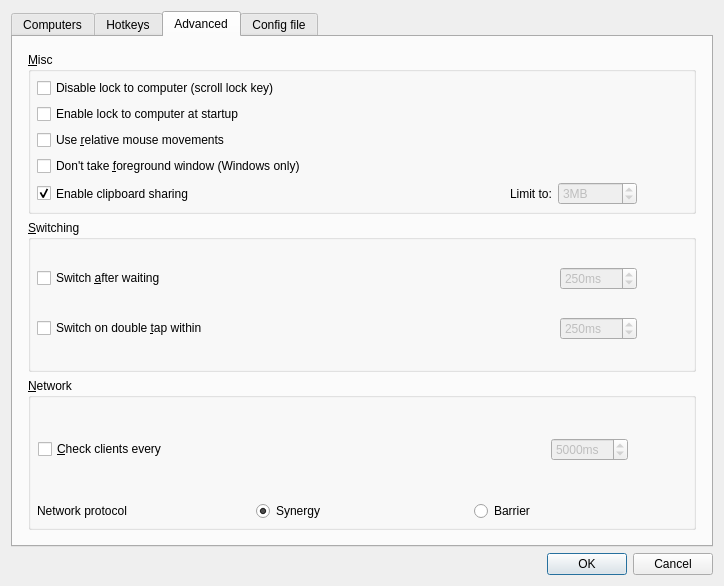
Old version of the form src/lib/gui/dialogs/ServerConfigDialog.ui in the repository wood-sheep/deskflow.
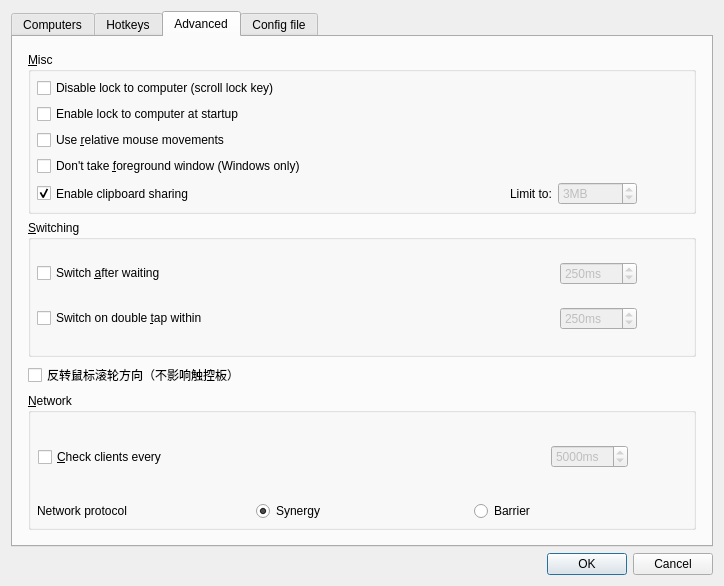
New version of the form. The open tabs and pages were chosen to show the change. Icons and pictures are not drawn. Custom widgets are drawn as their Qt base class.

Commit message:
feat: add reverse mouse scroll toggle for macOS (不影响触控板)
- 新增 server/reverseMouseScroll 设置项，默认 false
- 添加到 m_validKeys 列表，防止被 cleanSettings() 清理
- OSXScreen: 使用 kCGScrollWheelEventIsContinuous 区分触控板和鼠标
- 只对鼠标滚轮应用反转，触控板保持系统方向
- GUI: 在 ServerConfigDialog Advanced 选项卡添加复选框
- 直接读取配置文件，绕过 QSettings 缓存问题

What changed in the file:
```diff
--- a/src/lib/gui/dialogs/ServerConfigDialog.ui
+++ b/src/lib/gui/dialogs/ServerConfigDialog.ui
@@ -629,6 +629,16 @@
          </layout>
         </widget>
        </item>
+        <item>
+         <widget class="QCheckBox" name="cbReverseMouseScroll">
+          <property name="text">
+           <string>反转鼠标滚轮方向（不影响触控板）</string>
+          </property>
+          <property name="toolTip">
+           <string>开启后，鼠标滚轮在转发到 Windows 时方向会反转。触控板保持系统方向，不受影响。</string>
+          </property>
+         </widget>
+        </item>
        <item>
         <widget class="QGroupBox" name="groupNetwork">
          <property name="title">
```
Lines whose indentation alone changed are shown as unchanged. The commit also changes 10 other files.
